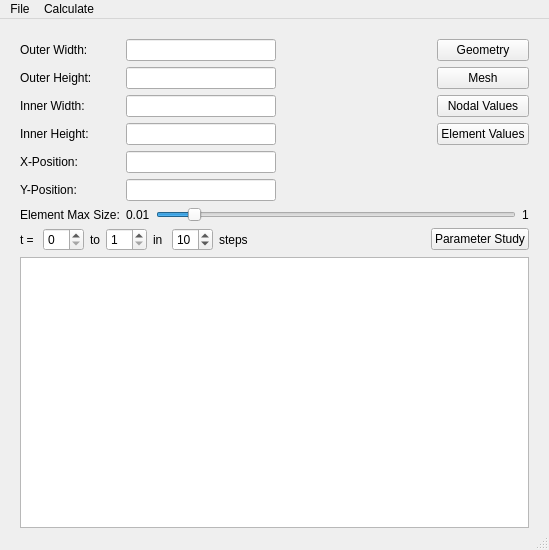
samuelselleck/finite-element-heat-app, file mainwindow.ui: the form before one commit.
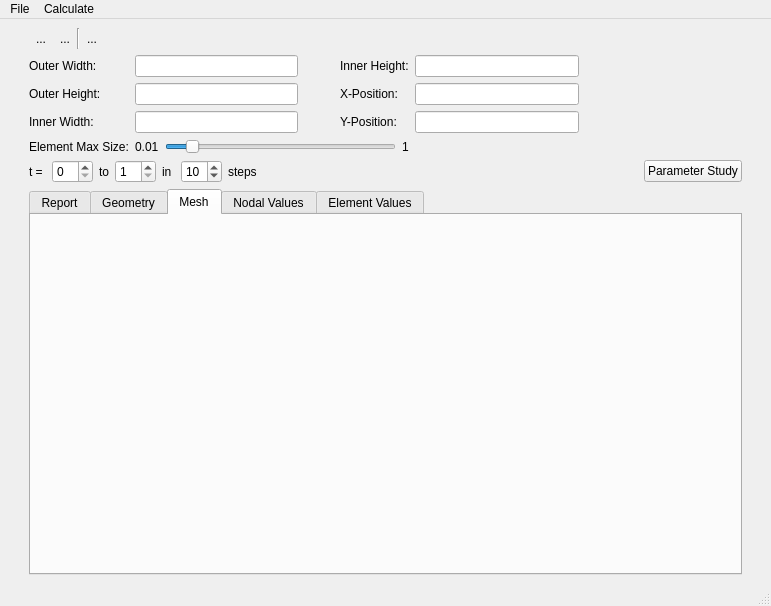
The form after the commit. Icons and pictures are not drawn.

Commit message: toolbar, figures in program, and updating geometry

Diff of the .ui file:
```diff
--- a/mainwindow.ui
+++ b/mainwindow.ui
@@ -6,27 +6,89 @@
    <rect>
     <x>0</x>
     <y>0</y>
-    <width>549</width>
-    <height>550</height>
+    <width>771</width>
+    <height>606</height>
    </rect>
   </property>
   <property name="windowTitle">
    <string>FEM Heat</string>
   </property>
   <widget class="QWidget" name="centralwidget">
-   <layout class="QVBoxLayout" name="verticalLayout">
+   <layout class="QVBoxLayout" name="verticalLayout_3">
+    <item>
+     <layout class="QVBoxLayout" name="verticalLayout_8">
     <property name="leftMargin">
      <number>20</number>
     </property>
-    <property name="topMargin">
-     <number>20</number>
-    </property>
     <property name="rightMargin">
      <number>20</number>
     </property>
-    <property name="bottomMargin">
+      <item>
+       <layout class="QHBoxLayout" name="horizontalLayout_2">
+        <property name="spacing">
      <number>0</number>
     </property>
+        <item>
+         <widget class="QToolButton" name="save_tool_button">
+          <property name="text">
+           <string>...</string>
+          </property>
+          <property name="icon">
+           <iconset theme="document-save"/>
+          </property>
+          <property name="autoRaise">
+           <bool>true</bool>
+          </property>
+         </widget>
+        </item>
+        <item>
+         <widget class="QToolButton" name="open_tool_button">
+          <property name="text">
+           <string>...</string>
+          </property>
+          <property name="icon">
+           <iconset theme="document-open"/>
+          </property>
+          <property name="autoRaise">
+           <bool>true</bool>
+          </property>
+         </widget>
+        </item>
+        <item>
+         <widget class="Line" name="line">
+          <property name="orientation">
+           <enum>Qt::Vertical</enum>
+          </property>
+         </widget>
+        </item>
+        <item>
+         <widget class="QToolButton" name="execute_tool_button">
+          <property name="text">
+           <string>...</string>
+          </property>
+          <property name="icon">
+           <iconset theme="system-run"/>
+          </property>
+          <property name="autoRaise">
+           <bool>true</bool>
+          </property>
+         </widget>
+        </item>
+        <item>
+         <spacer name="horizontalSpacer_2">
+          <property name="orientation">
+           <enum>Qt::Horizontal</enum>
+          </property>
+          <property name="sizeHint" stdset="0">
+           <size>
+            <width>40</width>
+            <height>20</height>
+           </size>
+          </property>
+         </spacer>
+        </item>
+       </layout>
+      </item>
     <item>
      <layout class="QGridLayout" name="gridLayout">
       <property name="leftMargin">
@@ -38,45 +100,21 @@
       <property name="rightMargin">
        <number>0</number>
       </property>
-      <item row="0" column="3">
-       <widget class="QPushButton" name="geometry_button">
-        <property name="text">
-         <string>Geometry</string>
-        </property>
-       </widget>
-      </item>
-      <item row="5" column="1">
-       <widget class="QLineEdit" name="y_position"/>
+        <item row="1" column="4">
+         <widget class="QLineEdit" name="x_position"/>
       </item>
       <item row="1" column="3">
-       <widget class="QPushButton" name="mesh_button">
+         <widget class="QLabel" name="label_6">
         <property name="text">
-         <string>Mesh</string>
+           <string>X-Position:</string>
         </property>
        </widget>
       </item>
-      <item row="3" column="0">
-       <widget class="QLabel" name="label_5">
-        <property name="text">
-         <string>Inner Height:</string>
-        </property>
-       </widget>
-      </item>
-      <item row="2" column="3">
-       <widget class="QPushButton" name="nodal_values_button">
-        <property name="text">
-         <string>Nodal Values</string>
-        </property>
-       </widget>
-      </item>
-      <item row="0" column="1">
-       <widget class="QLineEdit" name="outer_width"/>
-      </item>
       <item row="1" column="1">
        <widget class="QLineEdit" name="outer_height"/>
       </item>
-      <item row="3" column="1">
-       <widget class="QLineEdit" name="inner_height"/>
+        <item row="0" column="1">
+         <widget class="QLineEdit" name="outer_width"/>
       </item>
       <item row="0" column="0">
        <widget class="QLabel" name="label">
@@ -92,12 +130,8 @@
         </property>
        </widget>
       </item>
-      <item row="3" column="3">
-       <widget class="QPushButton" name="element_values_button">
-        <property name="text">
-         <string>Element Values</string>
-        </property>
-       </widget>
+        <item row="2" column="1">
+         <widget class="QLineEdit" name="inner_width"/>
       </item>
       <item row="1" column="0">
        <widget class="QLabel" name="label_2">
@@ -106,12 +140,6 @@
         </property>
        </widget>
       </item>
-      <item row="2" column="1">
-       <widget class="QLineEdit" name="inner_width"/>
-      </item>
-      <item row="4" column="1">
-       <widget class="QLineEdit" name="x_position"/>
-      </item>
       <item row="6" column="0">
        <widget class="QLabel" name="label_8">
         <property name="text">
@@ -119,10 +147,10 @@
         </property>
        </widget>
       </item>
-      <item row="5" column="0">
-       <widget class="QLabel" name="label_7">
+        <item row="0" column="3">
+         <widget class="QLabel" name="label_5">
         <property name="text">
-         <string>Y-Position:</string>
+           <string>Inner Height:</string>
         </property>
        </widget>
       </item>
@@ -131,21 +159,17 @@
         <property name="orientation">
          <enum>Qt::Horizontal</enum>
         </property>
+          <property name="sizeType">
+           <enum>QSizePolicy::Maximum</enum>
+          </property>
         <property name="sizeHint" stdset="0">
          <size>
-          <width>40</width>
+            <width>30</width>
           <height>20</height>
          </size>
         </property>
        </spacer>
       </item>
-      <item row="4" column="0">
-       <widget class="QLabel" name="label_6">
-        <property name="text">
-         <string>X-Position:</string>
-        </property>
-       </widget>
-      </item>
       <item row="6" column="1" colspan="3">
        <layout class="QHBoxLayout" name="horizontalLayout">
         <item>
@@ -186,6 +210,32 @@
         </item>
        </layout>
       </item>
+        <item row="0" column="4">
+         <widget class="QLineEdit" name="inner_height"/>
+        </item>
+        <item row="2" column="3">
+         <widget class="QLabel" name="label_7">
+          <property name="text">
+           <string>Y-Position:</string>
+          </property>
+         </widget>
+        </item>
+        <item row="2" column="4">
+         <widget class="QLineEdit" name="y_position"/>
+        </item>
+        <item row="0" column="5">
+         <spacer name="horizontalSpacer_4">
+          <property name="orientation">
+           <enum>Qt::Horizontal</enum>
+          </property>
+          <property name="sizeHint" stdset="0">
+           <size>
+            <width>40</width>
+            <height>20</height>
+           </size>
+          </property>
+         </spacer>
+        </item>
      </layout>
     </item>
     <item>
@@ -280,17 +330,89 @@
      </layout>
     </item>
     <item>
+       <widget class="QTabWidget" name="tabWidget">
+        <property name="currentIndex">
+         <number>2</number>
+        </property>
+        <widget class="QWidget" name="tab">
+         <attribute name="title">
+          <string>Report</string>
+         </attribute>
+         <layout class="QVBoxLayout" name="verticalLayout">
+          <item>
      <widget class="QPlainTextEdit" name="report_field"/>
     </item>
    </layout>
   </widget>
+        <widget class="QWidget" name="geometry_tab">
+         <attribute name="title">
+          <string>Geometry</string>
+         </attribute>
+         <layout class="QVBoxLayout" name="verticalLayout_2">
+          <item>
+           <layout class="QVBoxLayout" name="geometry_box">
+            <item>
+             <widget class="QWidget" name="widget" native="true"/>
+            </item>
+           </layout>
+          </item>
+         </layout>
+        </widget>
+        <widget class="QWidget" name="mesh_tab">
+         <attribute name="title">
+          <string>Mesh</string>
+         </attribute>
+         <layout class="QVBoxLayout" name="verticalLayout_7">
+          <item>
+           <layout class="QVBoxLayout" name="mesh_box">
+            <item>
+             <widget class="QWidget" name="widget_2" native="true"/>
+            </item>
+           </layout>
+          </item>
+         </layout>
+        </widget>
+        <widget class="QWidget" name="nodal_values_tab">
+         <attribute name="title">
+          <string>Nodal Values</string>
+         </attribute>
+         <layout class="QVBoxLayout" name="verticalLayout_6">
+          <item>
+           <layout class="QVBoxLayout" name="nodal_values_box">
+            <item>
+             <widget class="QWidget" name="widget_3" native="true"/>
+            </item>
+           </layout>
+          </item>
+         </layout>
+        </widget>
+        <widget class="QWidget" name="element_values_tab">
+         <attribute name="title">
+          <string>Element Values</string>
+         </attribute>
+         <layout class="QVBoxLayout" name="verticalLayout_5">
+          <item>
+           <layout class="QVBoxLayout" name="element_values_box">
+            <item>
+             <widget class="QWidget" name="widget_4" native="true"/>
+            </item>
+           </layout>
+          </item>
+         </layout>
+        </widget>
+       </widget>
+      </item>
+     </layout>
+    </item>
+   </layout>
+  </widget>
   <widget class="QMenuBar" name="menubar">
    <property name="geometry">
     <rect>
      <x>0</x>
      <y>0</y>
-     <width>549</width>
-     <height>22</height>
+     <width>771</width>
+     <height>20</height>
     </rect>
    </property>
    <widget class="QMenu" name="menuFile">
```
Lines whose indentation alone changed are shown as unchanged. The commit also changes 2 other files.
